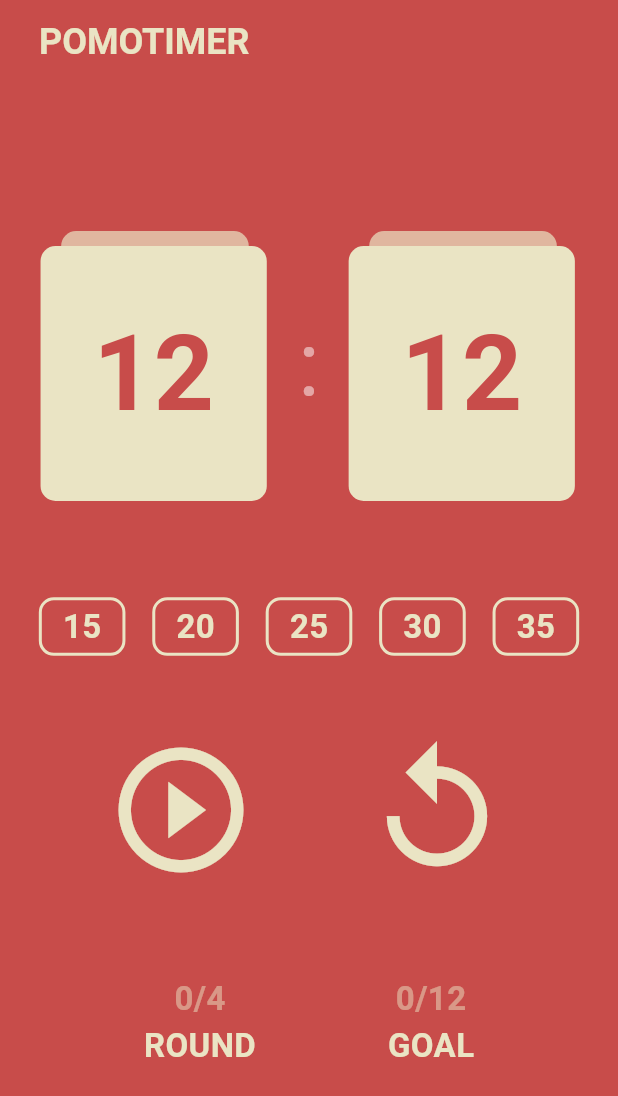
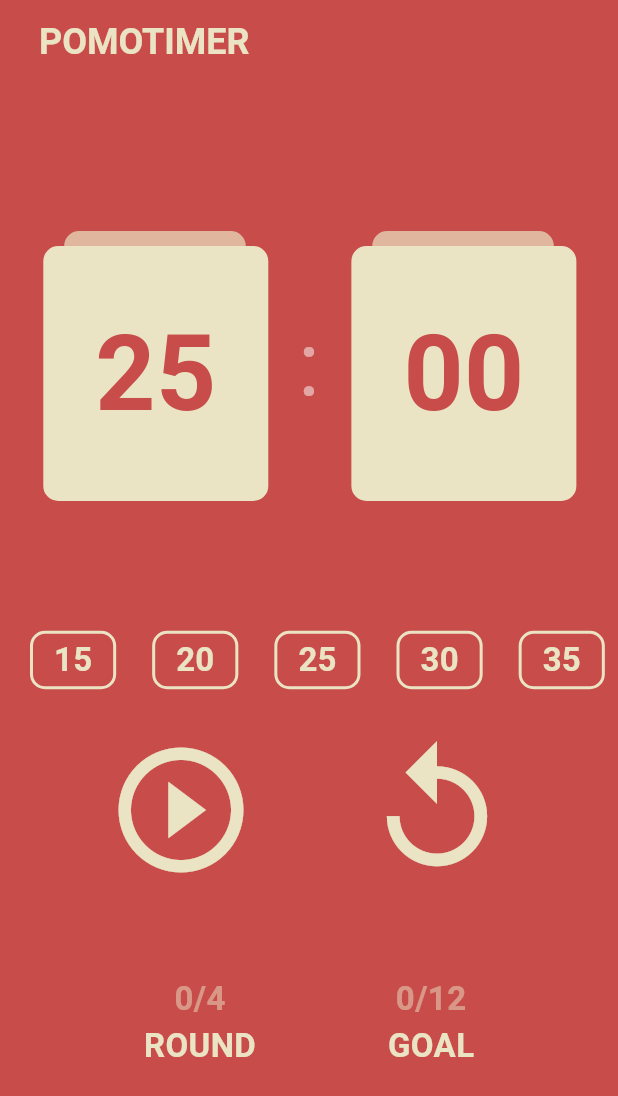
Before and after one commit to thekuhn37/pomodoro_challenge, a Flutter app: the screen it shows after launch, on a phone screen of 412 x 824 dp. Shown: the top 1096 px of the screen. Run offline on Flutter 3.47's test engine with Material 3 defaults, Android fonts, the phone set to English and light mode, and no system bars.

Commit message:
Code Challenge_pomodoro

```diff
--- a/lib/screens/homescreen.dart
+++ b/lib/screens/homescreen.dart
@@ -11,9 +11,9 @@ class HomeScreen extends StatefulWidget {
 }
 
 class _HomeScreenState extends State<HomeScreen> {
-  static const setminutes = 1500;
+  int setminutes = 1500;
   static const restminutes = 300;
-  int totalSeconds = setminutes;
+  late int totalSeconds = setminutes;
   bool isRunning = false;
   bool isResting = false;
   int userround = 0;
@@ -26,9 +26,15 @@ class _HomeScreenState extends State<HomeScreen> {
         userround = userround + 1;
         isRunning = false;
         totalSeconds = setminutes;
+        if (userround == 4) {
+          userround = 0;
+          isResting = true;
+          if (isResting = true) {
+            inrestingTime();
+          }
+        }
       });
       timer.cancel();
-      if (userround == 4) restingTime;
     } else {
       setState(
         () {
@@ -38,7 +44,29 @@ class _HomeScreenState extends State<HomeScreen> {
     }
   }
 
-  void restingTime() {}
+  void inrestingTime() {
+    timer = Timer.periodic(
+      const Duration(seconds: 1),
+      onTick,
+    );
+    usergoal = usergoal + 1;
+    userround = 0;
+    totalSeconds = restminutes;
+    if (totalSeconds == 0) {
+      setState(() {
+        isResting = false;
+        totalSeconds = setminutes;
+        userround = 0;
+      });
+      timer.cancel();
+    } else {
+      setState(
+        () {
+          totalSeconds = totalSeconds - 1;
+        },
+      );
+    }
+  }
 
   void onStartPressed() {
     timer = Timer.periodic(
@@ -65,39 +93,53 @@ class _HomeScreenState extends State<HomeScreen> {
     setState(() {
       isRunning = false;
       isResting = false;
+      setminutes = 1500;
       totalSeconds = setminutes;
       userround = 0;
       usergoal = 0;
     });
   }
 
+  void updateMinutes(int minutes) {
+    setState(
+      () {
+        setminutes = minutes;
+        totalSeconds = setminutes;
+      },
+    );
+  }
+
   void nothing() {}
 
   String formatMinute(int seconds) {
-    var duration = Duration(seconds: seconds);
+    var duration1 = Duration(seconds: seconds);
     // print(duration.toString());
     // print(duration.toString().split("."));
     // print(duration.toString().split(".").first);
-    // print(duration.toString().split(".").first.substring(2,7));
-    return duration.toString().split(".").first.substring(2, 7);
+    // print(duration.toString().split(".").first.substring(2,4));
+    return duration1.toString().split(".").first.substring(2, 4);
   }
 
   String formatSecond(int seconds) {
-    var duration = Duration(seconds: seconds);
+    var duration2 = Duration(seconds: seconds);
     // print(duration.toString());
     // print(duration.toString().split("."));
     // print(duration.toString().split(".").first);
-    // print(duration.toString().split(".").first.substring(2,7));
-    return duration.toString().split(".").first.substring(2, 7);
+    // print(duration.toString().split(".").first.substring(5,7));
+    return duration2.toString().split(".").first.substring(5, 7);
   }
 
   @override
   Widget build(BuildContext context) {
     return Scaffold(
-      backgroundColor: Theme.of(context).colorScheme.background,
+      backgroundColor: isResting
+          ? Theme.of(context).colorScheme.secondary
+          : Theme.of(context).colorScheme.background,
       appBar: AppBar(
         centerTitle: false,
-        backgroundColor: Theme.of(context).colorScheme.background,
+        backgroundColor: isResting
+            ? Theme.of(context).colorScheme.secondary
+            : Theme.of(context).colorScheme.background,
         title: Padding(
           padding: const EdgeInsets.all(10.0),
           child: Text(
@@ -136,7 +178,9 @@ class _HomeScreenState extends State<HomeScreen> {
                 Row(
                   mainAxisAlignment: MainAxisAlignment.spaceEvenly,
                   children: [
-                    const TimeCard(),
+                    TimeCard(
+                      starttime: formatMinute(totalSeconds),
+                    ),
                     Transform.translate(
                       offset: const Offset(0, 30),
                       child: const Text(
@@ -148,7 +192,9 @@ class _HomeScreenState extends State<HomeScreen> {
                         ),
                       ),
                     ),
-                    const TimeCard(),
+                    TimeCard(
+                      starttime: formatSecond(totalSeconds),
+                    ),
                   ],
                 ),
               ],
@@ -159,26 +205,43 @@ class _HomeScreenState extends State<HomeScreen> {
             child: Expanded(
               child: Container(
                 decoration: BoxDecoration(
-                  color: Theme.of(context).colorScheme.background,
+                  color: isResting
+                      ? Theme.of(context).colorScheme.secondary
+                      : Theme.of(context).colorScheme.background,
                 ),
                 alignment: Alignment.topCenter,
-                child: const Row(
-                  mainAxisAlignment: MainAxisAlignment.spaceEvenly,
+                child: ListView(
+                  scrollDirection: Axis.horizontal,
                   children: [
-                    DurationCard(
-                      totalminutes: 15,
+                    TextButton(
+                      onPressed: () => updateMinutes(900),
+                      child: const DurationCard(
+                        totalminutes: 15,
+                      ),
                     ),
-                    DurationCard(
-                      totalminutes: 20,
+                    TextButton(
+                      onPressed: () => updateMinutes(1200),
+                      child: const DurationCard(
+                        totalminutes: 20,
+                      ),
                     ),
-                    DurationCard(
-                      totalminutes: 25,
+                    TextButton(
+                      onPressed: () => updateMinutes(1500),
+                      child: const DurationCard(
+                        totalminutes: 25,
+                      ),
                     ),
-                    DurationCard(
-                      totalminutes: 30,
+                    TextButton(
+                      onPressed: () => updateMinutes(1800),
+                      child: const DurationCard(
+                        totalminutes: 30,
+                      ),
                     ),
-                    DurationCard(
-                      totalminutes: 35,
+                    TextButton(
+                      onPressed: () => updateMinutes(2),
+                      child: const DurationCard(
+                        totalminutes: 35,
+                      ),
                     ),
                   ],
                 ),
@@ -194,8 +257,10 @@ class _HomeScreenState extends State<HomeScreen> {
                   iconSize: 100,
                   color: Theme.of(context).colorScheme.onBackground,
                   onPressed: isRunning ? onPausePressed : onStartPressed,
-                  icon: const Icon(
-                    Icons.play_circle_outline_outlined,
+                  icon: Icon(
+                    isRunning
+                        ? Icons.pause_circle_outline_outlined
+                        : Icons.play_circle_outline_outlined,
                   ),
                 ),
                 IconButton(
@@ -217,9 +282,9 @@ class _HomeScreenState extends State<HomeScreen> {
                 Column(
                   mainAxisAlignment: MainAxisAlignment.center,
                   children: [
-                    const Text(
-                      '0/4',
-                      style: TextStyle(
+                    Text(
+                      '$userround/4',
+                      style: const TextStyle(
                           color: Color.fromRGBO(234, 228, 196, 0.5),
                           fontSize: 22,
                           fontWeight: FontWeight.bold),
@@ -236,9 +301,9 @@ class _HomeScreenState extends State<HomeScreen> {
                 Column(
                   mainAxisAlignment: MainAxisAlignment.center,
                   children: [
-                    const Text(
-                      '0/12',
-                      style: TextStyle(
+                    Text(
+                      '$usergoal/12',
+                      style: const TextStyle(
                           color: Color.fromRGBO(234, 228, 196, 0.5),
                           fontSize: 22,
                           fontWeight: FontWeight.bold),
--- a/lib/widgets/timecard.dart
+++ b/lib/widgets/timecard.dart
@@ -1,10 +1,9 @@
 import 'package:flutter/material.dart';
-import 'package:pomodoro_challenge/screens/homescreen.dart';
 
 class TimeCard extends StatelessWidget {
-  const TimeCard({
-    super.key,
-  });
+  final String starttime;
+
+  const TimeCard({super.key, required this.starttime});
 
   @override
   Widget build(BuildContext context) {
@@ -22,7 +21,7 @@ class TimeCard extends StatelessWidget {
           ),
           child: const Padding(
             padding: EdgeInsets.symmetric(
-              horizontal: 47,
+              horizontal: 45,
               vertical: 50,
             ),
             child: Text('base'),
@@ -30,18 +29,16 @@ class TimeCard extends StatelessWidget {
         ),
         Positioned(
           bottom: -60,
-          right: -12,
+          right: -15,
           child: Container(
+            width: 150,
+            height: 170,
             decoration: BoxDecoration(
                 color: const Color.fromRGBO(234, 228, 196, 1),
                 borderRadius: BorderRadius.circular(10)),
-            child: Padding(
-              padding: const EdgeInsets.symmetric(
-                horizontal: 35,
-                vertical: 35,
-              ),
+            child: Center(
               child: Text(
-                '12',
+                starttime,
                 style: TextStyle(
                   color: Theme.of(context).textTheme.displayLarge!.color,
                   fontSize: Theme.of(context).textTheme.displayLarge!.fontSize,
```
